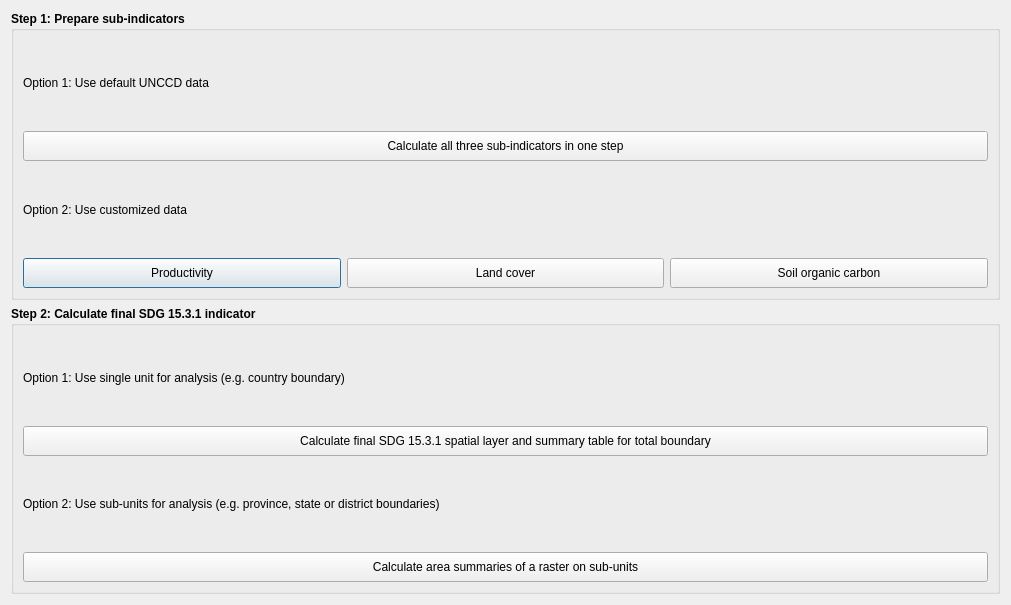
The window that LDMP/gui/DlgCalculate.ui (ConservationInternational/trends.earth) describes before a commit, drawn with Qt 5.
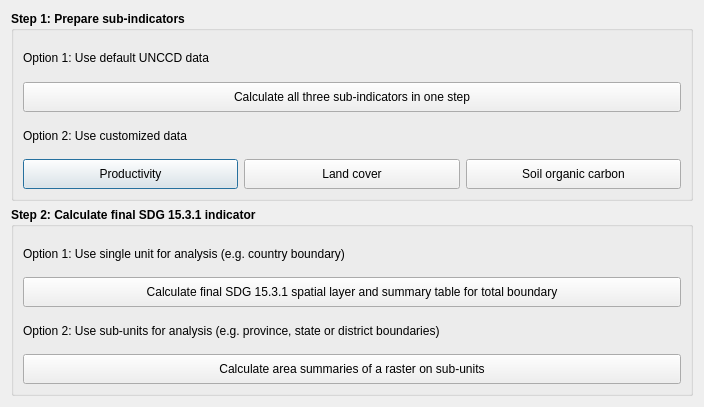
The same window after the commit.

The edit to the form file:
```diff
--- a/LDMP/gui/DlgCalculate.ui
+++ b/LDMP/gui/DlgCalculate.ui
@@ -9,8 +9,8 @@
    <rect>
     <x>0</x>
     <y>0</y>
-    <width>1011</width>
-    <height>605</height>
+    <width>704</width>
+    <height>407</height>
    </rect>
   </property>
   <property name="sizePolicy">
```
